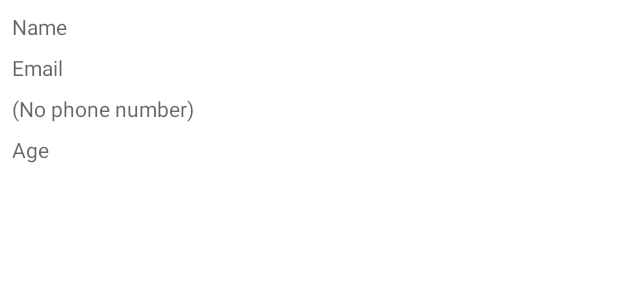
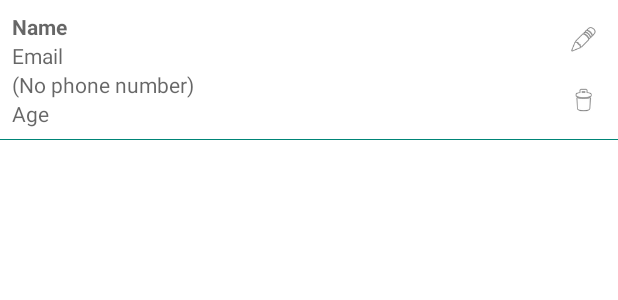
Before and after one commit to shailuhari04/MyNotes, an Android app: the layout record_item_layout.xml on its own in the app's theme, with its tools: preview values and no code run, on a phone screen of 412 x 824 dp. Shown: the top 300 px of the screen. Run offline under Robolectric (Android 15) with nearby library versions, the phone set to English and light mode, and no system bars.

```diff
--- a/app/build.gradle
+++ b/app/build.gradle
@@ -25,15 +25,16 @@ android {
 
 dependencies {
     implementation fileTree(dir: 'libs', include: ['*.jar'])
-    implementation"org.jetbrains.kotlin:kotlin-stdlib-jdk7:$kotlin_version"
+    implementation "org.jetbrains.kotlin:kotlin-stdlib-jdk7:$kotlin_version"
     implementation 'androidx.appcompat:appcompat:1.1.0'
     implementation 'androidx.core:core-ktx:1.2.0'
     implementation 'androidx.constraintlayout:constraintlayout:1.1.3'
-    testImplementation 'junit:junit:4.12'
+    testImplementation 'junit:junit:4.13'
     androidTestImplementation 'androidx.test.ext:junit:1.1.1'
     androidTestImplementation 'androidx.test.espresso:espresso-core:3.2.0'
     implementation 'com.google.android.material:material:1.1.0'
 
     implementation 'org.jetbrains.kotlinx:kotlinx-coroutines-core:1.3.3'
     implementation 'org.jetbrains.kotlinx:kotlinx-coroutines-android:1.3.3'
+    implementation 'com.google.code.gson:gson:2.8.6'
 }
--- a/app/src/main/java/com/sdrss/mynotes/network/NetworkHelper.kt
+++ b/app/src/main/java/com/sdrss/mynotes/network/NetworkHelper.kt
@@ -23,7 +23,7 @@ object NetworkHelper : INetworkHelper {
         requestType: String,
         isDoOutput: Boolean
     ): HttpURLConnection? {
-        val baseUrl = "http://192.168.1.109:3001/"
+        val baseUrl = "http://192.168.31.237:3001/"
 
         return try {
             (URL("$baseUrl$endPoint").openConnection() as HttpURLConnection).apply {
--- a/app/src/main/res/layout/record_item_layout.xml
+++ b/app/src/main/res/layout/record_item_layout.xml
@@ -1,20 +1,22 @@
 <?xml version="1.0" encoding="utf-8"?>
 <androidx.constraintlayout.widget.ConstraintLayout xmlns:android="http://schemas.android.com/apk/res/android"
     xmlns:app="http://schemas.android.com/apk/res-auto"
-    xmlns:tools="http://schemas.android.com/tools"
     android:layout_width="match_parent"
     android:layout_height="wrap_content"
     android:orientation="vertical">
 
     <TextView
         android:id="@+id/tvName"
-        android:layout_width="match_parent"
+        android:layout_width="0dp"
         android:layout_height="wrap_content"
         android:layout_marginStart="8dp"
         android:layout_marginTop="8dp"
         android:layout_marginEnd="8dp"
         android:hint="Name"
-        app:layout_constraintEnd_toEndOf="parent"
+        android:textColor="@android:color/black"
+        android:textSize="14sp"
+        android:textStyle="bold"
+        app:layout_constraintEnd_toStartOf="@+id/btnEdit"
         app:layout_constraintStart_toStartOf="parent"
         app:layout_constraintTop_toTopOf="parent" />
 
@@ -22,8 +24,9 @@
         android:id="@+id/tvEmail"
         android:layout_width="0dp"
         android:layout_height="wrap_content"
-        android:layout_marginTop="8dp"
         android:hint="Email"
+        android:textColor="@android:color/black"
+        android:textSize="14sp"
         app:layout_constraintEnd_toEndOf="@+id/tvName"
         app:layout_constraintStart_toStartOf="@+id/tvName"
         app:layout_constraintTop_toBottomOf="@+id/tvName" />
@@ -32,8 +35,9 @@
         android:id="@+id/tvPhone"
         android:layout_width="0dp"
         android:layout_height="wrap_content"
-        android:layout_marginTop="8dp"
         android:hint="@android:string/emptyPhoneNumber"
+        android:textColor="@android:color/black"
+        android:textSize="14sp"
         app:layout_constraintEnd_toEndOf="@+id/tvEmail"
         app:layout_constraintStart_toStartOf="@+id/tvEmail"
         app:layout_constraintTop_toBottomOf="@+id/tvEmail" />
@@ -42,11 +46,43 @@
         android:id="@+id/tvAge"
         android:layout_width="0dp"
         android:layout_height="wrap_content"
-        android:layout_marginTop="8dp"
         android:layout_marginBottom="8dp"
         android:hint="Age"
-        app:layout_constraintBottom_toBottomOf="parent"
+        android:textColor="@android:color/black"
+        android:textSize="14sp"
+        app:layout_constraintBottom_toBottomOf="@id/viewDivider"
         app:layout_constraintEnd_toEndOf="@+id/tvPhone"
         app:layout_constraintStart_toStartOf="@+id/tvPhone"
         app:layout_constraintTop_toBottomOf="@+id/tvPhone" />
+
+    <View
+        android:id="@+id/viewDivider"
+        android:layout_width="match_parent"
+        android:layout_height="0.1dp"
+        android:background="@color/colorPrimary"
+        app:layout_constraintBottom_toBottomOf="parent"
+        app:layout_constraintEnd_toEndOf="parent"
+        app:layout_constraintStart_toStartOf="parent" />
+
+    <ImageView
+        android:id="@+id/btnEdit"
+        android:layout_width="30dp"
+        android:layout_height="30dp"
+        android:layout_marginEnd="8dp"
+        android:padding="5dp"
+        app:layout_constraintBottom_toTopOf="@+id/btnDelete"
+        app:layout_constraintEnd_toEndOf="parent"
+        app:layout_constraintTop_toTopOf="parent"
+        app:srcCompat="@android:drawable/ic_menu_edit" />
+
+    <ImageView
+        android:id="@+id/btnDelete"
+        android:layout_width="30dp"
+        android:layout_height="30dp"
+        android:padding="5dp"
+        app:layout_constraintBottom_toBottomOf="parent"
+        app:layout_constraintEnd_toEndOf="@+id/btnEdit"
+        app:layout_constraintStart_toStartOf="@+id/btnEdit"
+        app:layout_constraintTop_toBottomOf="@+id/btnEdit"
+        app:srcCompat="@android:drawable/ic_menu_delete" />
 </androidx.constraintlayout.widget.ConstraintLayout>
--- a/app/src/main/res/xml/network_security_config.xml
+++ b/app/src/main/res/xml/network_security_config.xml
@@ -1,7 +1,7 @@
 <?xml version="1.0" encoding="utf-8"?>
 <network-security-config>
     <domain-config cleartextTrafficPermitted="true">
-        <domain includeSubdomains="true">192.168.1.109</domain>
+        <domain includeSubdomains="true">192.168.31.237</domain>
         <domain includeSubdomains="true">http://api.myjson.com/bins/k9212</domain>
     </domain-config>
 </network-security-config>
```
Also changed, not shown: app/src/main/java/com/sdrss/mynotes/User.kt (deleted, +0 -10 lines), app/src/main/java/com/sdrss/mynotes/pojo/User.kt (added, +13 -0 lines), app/src/main/java/com/sdrss/mynotes/ui/MainActivity.kt (+26 -12 lines), app/src/main/java/com/sdrss/mynotes/ui/NotesAdapter.kt (added, +75 -0 lines), app/src/main/res/layout/activity_main.xml (+7 -7 lines), 1 other file.
